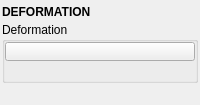
First picture: the form in tentacle/ui/deformation.ui, repository m3trik/tentacle, before the edit.
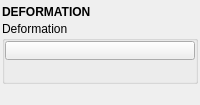
Second picture: the form after the edit. Custom widgets are drawn as their Qt base class.

```diff
--- a/tentacle/ui/deformation.ui
+++ b/tentacle/ui/deformation.ui
@@ -55,7 +55,7 @@
         <property name="minimumSize">
          <size>
           <width>0</width>
-          <height>20</height>
+          <height>19</height>
          </size>
         </property>
         <property name="font">
@@ -145,13 +145,13 @@
         <property name="minimumSize">
          <size>
           <width>0</width>
-          <height>20</height>
+          <height>19</height>
          </size>
         </property>
         <property name="maximumSize">
          <size>
           <width>16777215</width>
-          <height>20</height>
+          <height>19</height>
          </size>
         </property>
        </widget>
```
